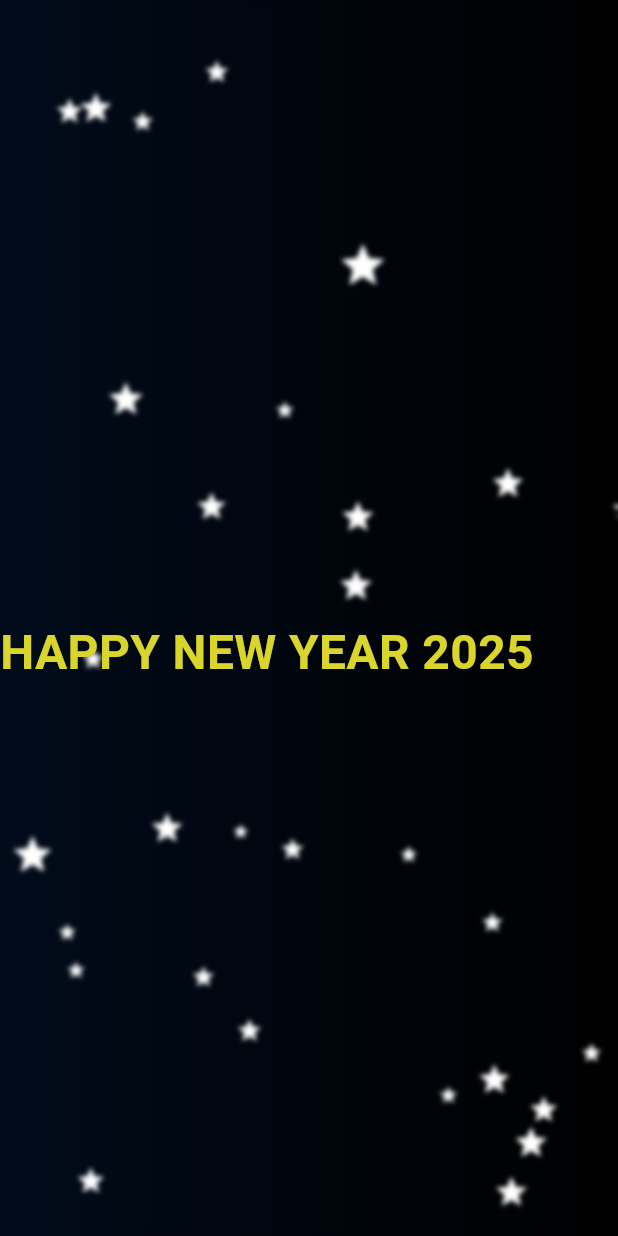
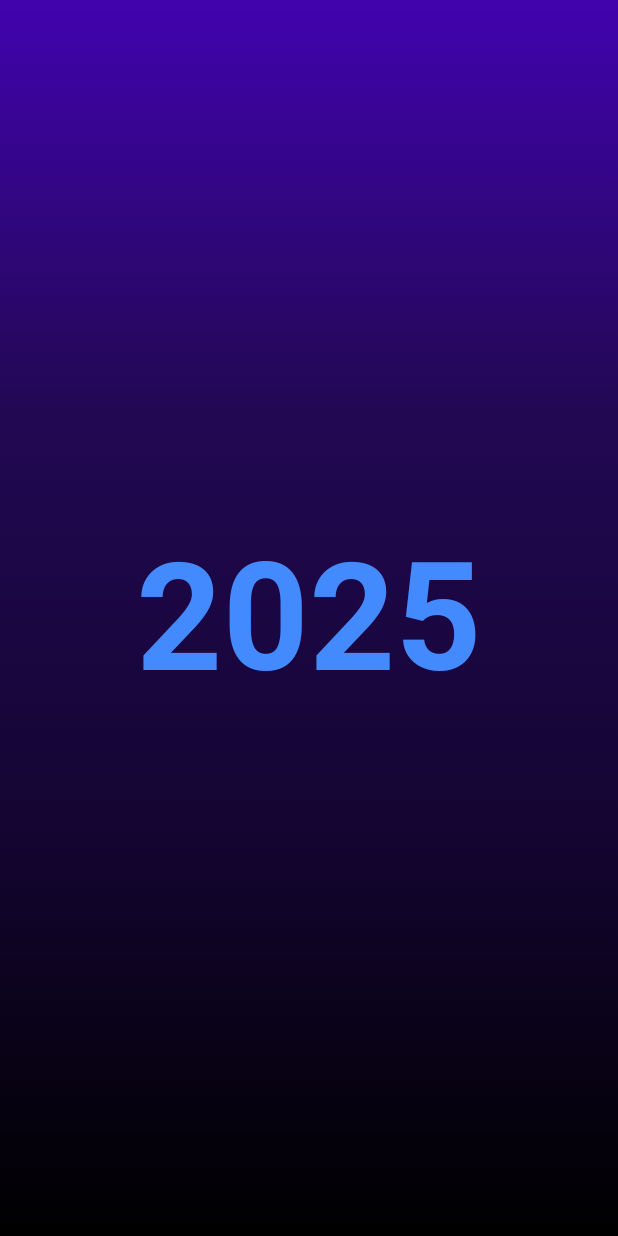
Before and after one commit to ChinmayMangela/flutteranimationpractice, a Flutter app: the screen it shows after launch, on a phone screen of 412 x 824 dp. Run offline on Flutter 3.47's test engine with Material 3 defaults, Android fonts, the phone set to English and light mode, and no system bars.

Commit message:
Implement year animation

```diff
--- a/lib/implicit_animation_examples/new_year_animation/blinking_animation.dart
+++ b/lib/implicit_animation_examples/new_year_animation/first_animation/blinking_animation.dart
@@ -2,8 +2,8 @@ import 'dart:math';
 import 'dart:ui';
 
 import 'package:flutter/material.dart';
-import 'package:flutteranimationpractice/implicit_animation_examples/new_year_animation/animated_star.dart';
-import 'package:flutteranimationpractice/implicit_animation_examples/new_year_animation/text_animation.dart';
+import 'package:flutteranimationpractice/implicit_animation_examples/new_year_animation/first_animation/animated_star.dart';
+import 'package:flutteranimationpractice/implicit_animation_examples/new_year_animation/first_animation/text_animation.dart';
 
 class BlinkingAnimation extends StatefulWidget {
   const BlinkingAnimation({super.key});
@@ -107,6 +107,7 @@ class _BlinkingAnimationState extends State<BlinkingAnimation>
     for (AnimationController controller in _starAnimationControllers) {
       controller.dispose();
     }
+    _colorAnimationController.dispose();
   }
 
   @override
--- /dev/null
+++ b/lib/implicit_animation_examples/new_year_animation/second_animation/animation_screen.dart
@@ -0,0 +1,88 @@
+import 'package:flutter/material.dart';
+import 'package:flutteranimationpractice/implicit_animation_examples/new_year_animation/second_animation/gradient_background.dart';
+import 'package:flutteranimationpractice/implicit_animation_examples/new_year_animation/second_animation/message.dart';
+
+class AnimationScreen extends StatefulWidget {
+  const AnimationScreen({super.key});
+
+  @override
+  State<AnimationScreen> createState() => _AnimationScreenState();
+}
+
+class _AnimationScreenState extends State<AnimationScreen> with TickerProviderStateMixin {
+  late AnimationController _animationController1;
+  late AnimationController _animationController2;
+  late Animation<Offset> _fourAnimation;
+  late Animation<Offset> _fiveAnimation;
+  bool _isFiveVisible = false;
+
+  @override
+  void initState() {
+    super.initState();
+    _initAnimations();
+  }
+
+  void _initAnimations() {
+
+    _animationController1 = AnimationController(
+      vsync: this,
+      duration: const Duration(milliseconds: 2500),
+    );
+
+    _fourAnimation = Tween<Offset>(begin: const Offset(0, 0), end: const Offset(0, -500))
+        .animate(_animationController1);
+
+
+    _animationController2 = AnimationController(
+      vsync: this,
+      duration: const Duration(milliseconds: 2500),
+    );
+
+    _fiveAnimation = Tween<Offset>(begin: const Offset(0, 500), end: const Offset(0, 0))
+        .animate(CurvedAnimation(
+      parent: _animationController2,
+      curve: Curves.easeOut,
+    ));
+
+    _animationController1.addStatusListener((status) {
+      if (status == AnimationStatus.completed) {
+        // After the first animation completes, start the second animation
+        Future.delayed(const Duration(milliseconds: 500), () {
+          setState(() {
+            _isFiveVisible = true;
+          });
+          _animationController2.forward(); // Start the second animation (for "4")
+        });
+      }
+    });
+
+    _animationController1.forward(); // Start the first animation (for "5")
+  }
+
+  @override
+  void dispose() {
+    _animationController1.dispose();
+    _animationController2.dispose();
+    super.dispose();
+  }
+
+  @override
+  Widget build(BuildContext context) {
+    return Scaffold(
+      body: Stack(
+        children: [
+          const GradientBackground(),
+          Center(
+            child: Message(
+              animationController1: _animationController1,
+              animationController2: _animationController2,
+              fourAnimation: _fourAnimation,
+              fiveAnimation: _fiveAnimation,
+              isFiveVisible: _isFiveVisible,
+            ),
+          ),
+        ],
+      ),
+    );
+  }
+}
--- /dev/null
+++ b/lib/implicit_animation_examples/new_year_animation/second_animation/gradient_background.dart
@@ -0,0 +1,23 @@
+import 'package:flutter/material.dart';
+
+class GradientBackground extends StatelessWidget {
+  const GradientBackground({super.key});
+
+  @override
+  Widget build(BuildContext context) {
+    return Container(
+      decoration: const BoxDecoration(
+        gradient: LinearGradient(
+          begin: Alignment.topCenter,
+          end: Alignment.bottomCenter,
+          colors: [
+            Color(0xFF4103AE),
+            Color(0xFF220853),
+            Color(0xFF140532),
+            Color(0xFF000000),
+          ],
+        ),
+      ),
+    );
+  }
+}
--- /dev/null
+++ b/lib/implicit_animation_examples/new_year_animation/second_animation/message.dart
@@ -0,0 +1,65 @@
+import 'package:flutter/material.dart';
+
+class Message extends StatelessWidget {
+  const Message({
+    super.key,
+    required this.fourAnimation,
+    required this.fiveAnimation,
+    required this.isFiveVisible,
+    required this.animationController1,
+    required this.animationController2,
+  });
+
+  final AnimationController animationController1;
+  final AnimationController animationController2;
+  final Animation<Offset> fourAnimation;
+  final Animation<Offset> fiveAnimation;
+  final bool isFiveVisible;
+
+  @override
+  Widget build(BuildContext context) {
+    return Row(
+      mainAxisAlignment: MainAxisAlignment.center,
+      children: [
+        _buildStaticText('202'),
+        // Show the number 5 while it's animating out, then 4 animating in
+        if (!isFiveVisible)
+          _buildAnimation(fourAnimation, '4', animationController1),
+        if (isFiveVisible)
+          _buildAnimation(fiveAnimation, '5', animationController2),
+      ],
+    );
+  }
+
+  Widget _buildAnimation(Animation<Offset> animation, String digit, AnimationController animationController) {
+    return AnimatedBuilder(
+      animation: animationController,
+      builder: (context, child) {
+        return Transform.translate(
+          offset: animation.value,
+          child: Text(
+            digit,
+            style: const TextStyle(
+              fontSize: 100,
+              color: Colors.blueAccent,
+              fontWeight: FontWeight.bold,
+            ),
+          ),
+        );
+      },
+    );
+  }
+
+  Widget _buildStaticText(String text) {
+    return Text(
+      text,
+      style: _textStyle,
+    );
+  }
+
+  TextStyle get _textStyle => const TextStyle(
+    fontSize: 100,
+    color: Colors.blueAccent,
+    fontWeight: FontWeight.bold,
+  );
+}
--- a/lib/main.dart
+++ b/lib/main.dart
@@ -1,6 +1,5 @@
 import 'package:flutter/material.dart';
-import 'package:flutteranimationpractice/implicit_animation_examples/color_changing_text.dart';
-import 'package:flutteranimationpractice/implicit_animation_examples/new_year_animation/blinking_animation.dart';
+import 'implicit_animation_examples/new_year_animation/second_animation/animation_screen.dart';
 
 void main() {
   runApp(const MyApp());
@@ -12,7 +11,7 @@ class MyApp extends StatelessWidget {
   @override
   Widget build(BuildContext context) {
     return const MaterialApp(
-      home: BlinkingAnimation()
+      home: AnimationScreen()
     );
   }
 }
```
Also changed, not shown: lib/implicit_animation_examples/new_year_animation/first_animation/animated_star.dart (renamed from lib/implicit_animation_examples/new_year_animation/animated_star.dart), lib/implicit_animation_examples/new_year_animation/first_animation/text_animation.dart (renamed from lib/implicit_animation_examples/new_year_animation/text_animation.dart).
